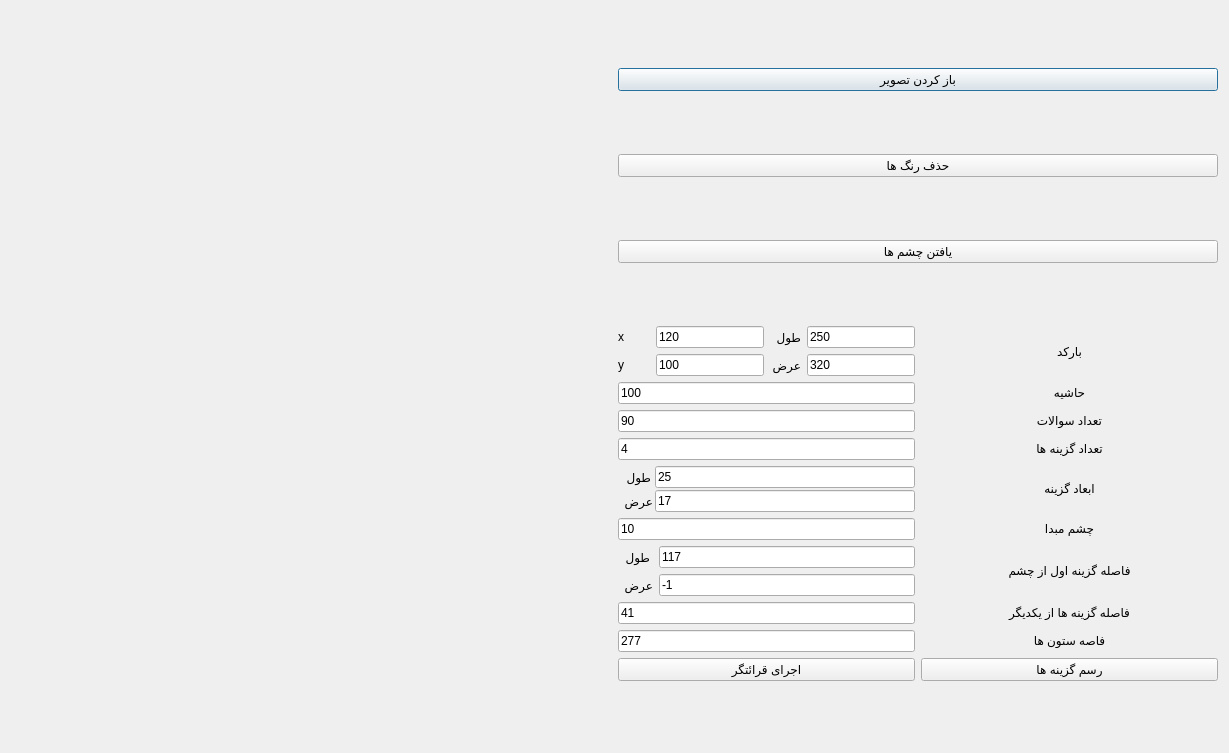
First picture: the form in createform.ui, repository pouya-codes/OMR, before the edit.
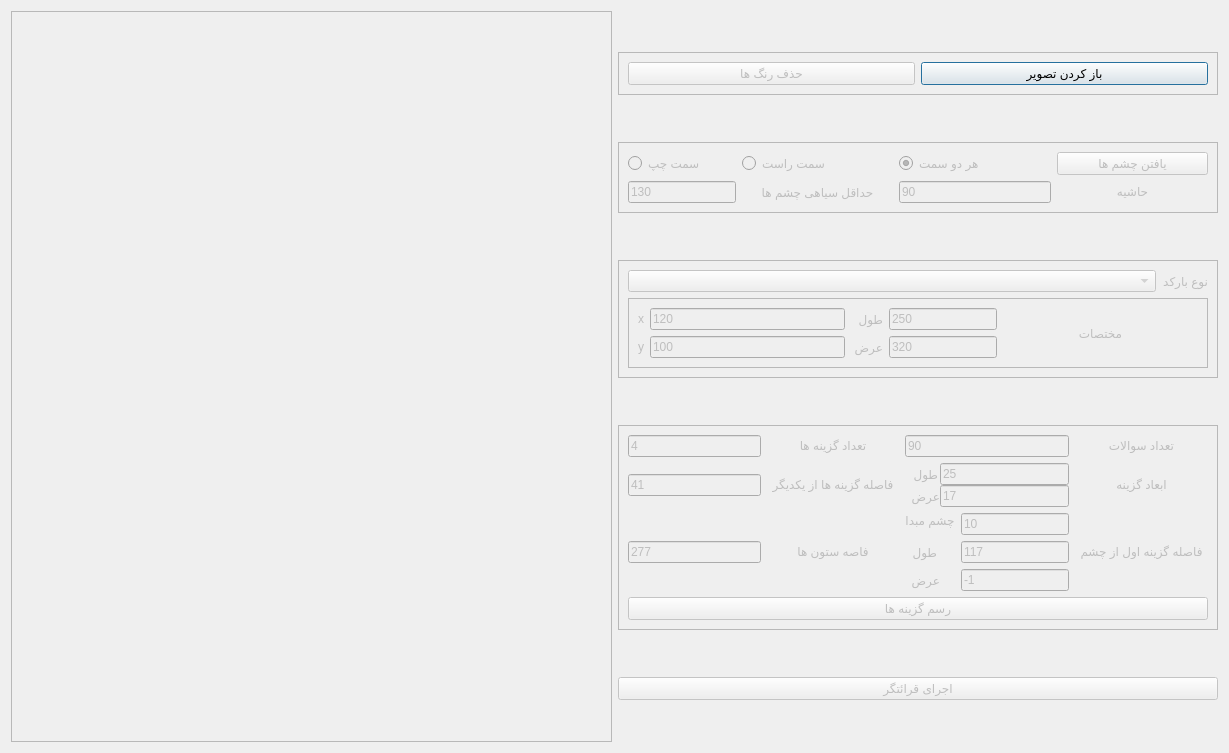
Second picture: the form after the edit.

Patch:
```diff
--- a/createform.ui
+++ b/createform.ui
@@ -10,52 +10,289 @@
     <height>753</height>
    </rect>
   </property>
+  <property name="sizePolicy">
+   <sizepolicy hsizetype="Preferred" vsizetype="Preferred">
+    <horstretch>0</horstretch>
+    <verstretch>0</verstretch>
+   </sizepolicy>
+  </property>
   <property name="windowTitle">
    <string>Dialog</string>
   </property>
   <layout class="QGridLayout" name="gridLayout">
-   <item row="0" column="0">
-    <widget class="QLabel" name="label_image">
-     <property name="sizePolicy">
-      <sizepolicy hsizetype="Preferred" vsizetype="Expanding">
-       <horstretch>0</horstretch>
-       <verstretch>0</verstretch>
-      </sizepolicy>
-     </property>
-     <property name="text">
-      <string/>
-     </property>
-    </widget>
-   </item>
    <item row="0" column="1">
     <layout class="QVBoxLayout" name="verticalLayout">
+     <property name="leftMargin">
+      <number>0</number>
+     </property>
      <item>
-      <widget class="QPushButton" name="pb_openImage">
-       <property name="text">
-        <string>باز کردن تصویر</string>
+      <widget class="QFrame" name="frame_4">
+       <property name="sizePolicy">
+        <sizepolicy hsizetype="Preferred" vsizetype="Fixed">
+         <horstretch>0</horstretch>
+         <verstretch>0</verstretch>
+        </sizepolicy>
        </property>
-      </widget>
-     </item>
+       <property name="frameShape">
+        <enum>QFrame::StyledPanel</enum>
+       </property>
+       <property name="frameShadow">
+        <enum>QFrame::Raised</enum>
+       </property>
+       <layout class="QHBoxLayout" name="horizontalLayout_2">
      <item>
       <widget class="QPushButton" name="pb_removeColors">
+          <property name="enabled">
+           <bool>false</bool>
+          </property>
        <property name="text">
         <string>حذف رنگ ها</string>
        </property>
       </widget>
      </item>
      <item>
+         <widget class="QPushButton" name="pb_openImage">
+          <property name="text">
+           <string>باز کردن تصویر</string>
+          </property>
+          <property name="default">
+           <bool>true</bool>
+          </property>
+         </widget>
+        </item>
+       </layout>
+      </widget>
+     </item>
+     <item>
+      <widget class="QFrame" name="frameEyes">
+       <property name="enabled">
+        <bool>false</bool>
+       </property>
+       <property name="sizePolicy">
+        <sizepolicy hsizetype="Preferred" vsizetype="Fixed">
+         <horstretch>0</horstretch>
+         <verstretch>0</verstretch>
+        </sizepolicy>
+       </property>
+       <property name="frameShape">
+        <enum>QFrame::StyledPanel</enum>
+       </property>
+       <property name="frameShadow">
+        <enum>QFrame::Raised</enum>
+       </property>
+       <layout class="QGridLayout" name="gridLayout_6">
+        <item row="0" column="3">
       <widget class="QPushButton" name="pb_findEyes">
        <property name="text">
         <string>یافتن چشم ها</string>
        </property>
       </widget>
      </item>
+        <item row="0" column="1">
+         <widget class="QRadioButton" name="radioButton_2">
+          <property name="text">
+           <string>سمت راست</string>
+          </property>
+         </widget>
+        </item>
+        <item row="0" column="2">
+         <widget class="QRadioButton" name="radioButton">
+          <property name="text">
+           <string>هر دو سمت </string>
+          </property>
+          <property name="checked">
+           <bool>true</bool>
+          </property>
+         </widget>
+        </item>
+        <item row="0" column="0">
+         <widget class="QRadioButton" name="radioButton_3">
+          <property name="text">
+           <string>سمت چپ</string>
+          </property>
+         </widget>
+        </item>
+        <item row="1" column="3">
+         <widget class="QLabel" name="label">
+          <property name="sizePolicy">
+           <sizepolicy hsizetype="Preferred" vsizetype="Fixed">
+            <horstretch>0</horstretch>
+            <verstretch>0</verstretch>
+           </sizepolicy>
+          </property>
+          <property name="text">
+           <string>حاشیه</string>
+          </property>
+          <property name="alignment">
+           <set>Qt::AlignCenter</set>
+          </property>
+         </widget>
+        </item>
+        <item row="1" column="2">
+         <widget class="QLineEdit" name="le_EyePad">
+          <property name="sizePolicy">
+           <sizepolicy hsizetype="Minimum" vsizetype="Fixed">
+            <horstretch>0</horstretch>
+            <verstretch>0</verstretch>
+           </sizepolicy>
+          </property>
+          <property name="text">
+           <string>90</string>
+          </property>
+         </widget>
+        </item>
+        <item row="1" column="1">
+         <widget class="QLabel" name="label_15">
+          <property name="text">
+           <string>حداقل سیاهی چشم ها</string>
+          </property>
+          <property name="alignment">
+           <set>Qt::AlignCenter</set>
+          </property>
+         </widget>
+        </item>
+        <item row="1" column="0">
+         <widget class="QLineEdit" name="lineEdit">
+          <property name="sizePolicy">
+           <sizepolicy hsizetype="Fixed" vsizetype="Fixed">
+            <horstretch>0</horstretch>
+            <verstretch>0</verstretch>
+           </sizepolicy>
+          </property>
+          <property name="text">
+           <string>130</string>
+          </property>
+         </widget>
+        </item>
+       </layout>
+      </widget>
+     </item>
      <item>
-      <layout class="QGridLayout" name="gridLayout_2">
-       <property name="sizeConstraint">
-        <enum>QLayout::SetMaximumSize</enum>
+      <widget class="QFrame" name="frameBarcode">
+       <property name="enabled">
+        <bool>false</bool>
        </property>
+       <property name="sizePolicy">
+        <sizepolicy hsizetype="Preferred" vsizetype="Fixed">
+         <horstretch>0</horstretch>
+         <verstretch>0</verstretch>
+        </sizepolicy>
+       </property>
+       <property name="frameShape">
+        <enum>QFrame::StyledPanel</enum>
+       </property>
+       <property name="frameShadow">
+        <enum>QFrame::Raised</enum>
+       </property>
+       <layout class="QGridLayout" name="gridLayout_4">
+        <item row="1" column="0" colspan="2">
+         <widget class="QFrame" name="frame_3">
+          <property name="sizePolicy">
+           <sizepolicy hsizetype="Preferred" vsizetype="Fixed">
+            <horstretch>0</horstretch>
+            <verstretch>0</verstretch>
+           </sizepolicy>
+          </property>
+          <property name="frameShape">
+           <enum>QFrame::StyledPanel</enum>
+          </property>
+          <property name="frameShadow">
+           <enum>QFrame::Raised</enum>
+          </property>
+          <layout class="QGridLayout" name="gridLayout_5">
+           <item row="0" column="2">
+            <widget class="QLabel" name="label_12">
+             <property name="sizePolicy">
+              <sizepolicy hsizetype="Fixed" vsizetype="Preferred">
+               <horstretch>0</horstretch>
+               <verstretch>0</verstretch>
+              </sizepolicy>
+             </property>
+             <property name="text">
+              <string>طول  </string>
+             </property>
+            </widget>
+           </item>
+           <item row="1" column="1">
+            <widget class="QLineEdit" name="le_barcode_y">
+             <property name="sizePolicy">
+              <sizepolicy hsizetype="Minimum" vsizetype="Fixed">
+               <horstretch>0</horstretch>
+               <verstretch>0</verstretch>
+              </sizepolicy>
+             </property>
+             <property name="text">
+              <string>100</string>
+             </property>
+            </widget>
+           </item>
+           <item row="1" column="2">
+            <widget class="QLabel" name="label_13">
+             <property name="text">
+              <string>عرض </string>
+             </property>
+            </widget>
+           </item>
+           <item row="1" column="3">
+            <widget class="QLineEdit" name="le_barcode_width">
+             <property name="sizePolicy">
+              <sizepolicy hsizetype="Minimum" vsizetype="Fixed">
+               <horstretch>0</horstretch>
+               <verstretch>0</verstretch>
+              </sizepolicy>
+             </property>
+             <property name="text">
+              <string>320</string>
+             </property>
+            </widget>
+           </item>
+           <item row="0" column="3">
+            <widget class="QLineEdit" name="le_barcode_height">
+             <property name="sizePolicy">
+              <sizepolicy hsizetype="Fixed" vsizetype="Fixed">
+               <horstretch>0</horstretch>
+               <verstretch>0</verstretch>
+              </sizepolicy>
+             </property>
+             <property name="text">
+              <string>250</string>
+             </property>
+            </widget>
+           </item>
        <item row="0" column="1">
+            <widget class="QLineEdit" name="le_barcode_x">
+             <property name="sizePolicy">
+              <sizepolicy hsizetype="Minimum" vsizetype="Fixed">
+               <horstretch>0</horstretch>
+               <verstretch>0</verstretch>
+              </sizepolicy>
+             </property>
+             <property name="text">
+              <string>120</string>
+             </property>
+            </widget>
+           </item>
+           <item row="1" column="0">
+            <widget class="QLabel" name="label_11">
+             <property name="text">
+              <string>y</string>
+             </property>
+            </widget>
+           </item>
+           <item row="0" column="0">
+            <widget class="QLabel" name="label_6">
+             <property name="sizePolicy">
+              <sizepolicy hsizetype="Fixed" vsizetype="Preferred">
+               <horstretch>0</horstretch>
+               <verstretch>0</verstretch>
+              </sizepolicy>
+             </property>
+             <property name="text">
+              <string>x</string>
+             </property>
+            </widget>
+           </item>
+           <item row="0" column="4" rowspan="2">
         <widget class="QLabel" name="label_3">
          <property name="sizePolicy">
           <sizepolicy hsizetype="Preferred" vsizetype="Preferred">
@@ -64,31 +301,55 @@
           </sizepolicy>
          </property>
          <property name="text">
-          <string>بارکد</string>
+              <string>مختصات</string>
          </property>
          <property name="alignment">
           <set>Qt::AlignCenter</set>
          </property>
         </widget>
        </item>
-       <item row="7" column="1">
-        <widget class="QLabel" name="label_7">
+          </layout>
+         </widget>
+        </item>
+        <item row="0" column="1">
+         <widget class="QLabel" name="label_14">
          <property name="sizePolicy">
-          <sizepolicy hsizetype="Preferred" vsizetype="Fixed">
+           <sizepolicy hsizetype="Fixed" vsizetype="Preferred">
            <horstretch>0</horstretch>
            <verstretch>0</verstretch>
           </sizepolicy>
          </property>
          <property name="text">
-          <string>فاصله گزینه اول از چشم</string>
-         </property>
-         <property name="alignment">
-          <set>Qt::AlignCenter</set>
-         </property>
-        </widget>
-       </item>
-       <item row="6" column="0">
-        <widget class="QLineEdit" name="le_refrenceEye">
+           <string>نوع بارکد</string>
+          </property>
+         </widget>
+        </item>
+        <item row="0" column="0">
+         <widget class="QComboBox" name="comboBoxBarcode"/>
+        </item>
+       </layout>
+      </widget>
+     </item>
+     <item>
+      <widget class="QFrame" name="frameQuestions">
+       <property name="enabled">
+        <bool>false</bool>
+       </property>
+       <property name="sizePolicy">
+        <sizepolicy hsizetype="Preferred" vsizetype="Fixed">
+         <horstretch>0</horstretch>
+         <verstretch>0</verstretch>
+        </sizepolicy>
+       </property>
+       <property name="frameShape">
+        <enum>QFrame::StyledPanel</enum>
+       </property>
+       <property name="frameShadow">
+        <enum>QFrame::Raised</enum>
+       </property>
+       <layout class="QGridLayout" name="gridLayout_3">
+        <item row="2" column="0">
+         <widget class="QLineEdit" name="le_distanceChoiceChoice">
          <property name="sizePolicy">
           <sizepolicy hsizetype="Minimum" vsizetype="Fixed">
            <horstretch>0</horstretch>
@@ -96,12 +357,12 @@
           </sizepolicy>
          </property>
          <property name="text">
-          <string>10</string>
+           <string>41</string>
          </property>
         </widget>
        </item>
-       <item row="8" column="1">
-        <widget class="QLabel" name="label_8">
+        <item row="0" column="3">
+         <widget class="QLabel" name="label_4">
          <property name="sizePolicy">
           <sizepolicy hsizetype="Preferred" vsizetype="Fixed">
            <horstretch>0</horstretch>
@@ -109,21 +370,46 @@
           </sizepolicy>
          </property>
          <property name="text">
-          <string>فاصله گزینه ها از یکدیگر</string>
+           <string>تعداد سوالات</string>
          </property>
          <property name="alignment">
           <set>Qt::AlignCenter</set>
          </property>
         </widget>
        </item>
-       <item row="10" column="1">
-        <widget class="QPushButton" name="pushButton">
+        <item row="0" column="1">
+         <widget class="QLabel" name="label_5">
+          <property name="sizePolicy">
+           <sizepolicy hsizetype="Preferred" vsizetype="Fixed">
+            <horstretch>0</horstretch>
+            <verstretch>0</verstretch>
+           </sizepolicy>
+          </property>
          <property name="text">
-          <string>رسم گزینه ها</string>
-         </property>
-        </widget>
-       </item>
-       <item row="9" column="0">
+           <string>تعداد گزینه ها</string>
+          </property>
+          <property name="alignment">
+           <set>Qt::AlignCenter</set>
+          </property>
+         </widget>
+        </item>
+        <item row="3" column="1">
+         <widget class="QLabel" name="label_10">
+          <property name="sizePolicy">
+           <sizepolicy hsizetype="Preferred" vsizetype="Fixed">
+            <horstretch>0</horstretch>
+            <verstretch>0</verstretch>
+           </sizepolicy>
+          </property>
+          <property name="text">
+           <string>فاصه ستون ها</string>
+          </property>
+          <property name="alignment">
+           <set>Qt::AlignCenter</set>
+          </property>
+         </widget>
+        </item>
+        <item row="3" column="0">
         <widget class="QLineEdit" name="le_distanceColumns">
          <property name="sizePolicy">
           <sizepolicy hsizetype="Minimum" vsizetype="Fixed">
@@ -136,8 +422,8 @@
          </property>
         </widget>
        </item>
-       <item row="6" column="1">
-        <widget class="QLabel" name="label_2">
+        <item row="2" column="1">
+         <widget class="QLabel" name="label_8">
          <property name="sizePolicy">
           <sizepolicy hsizetype="Preferred" vsizetype="Fixed">
            <horstretch>0</horstretch>
@@ -145,14 +431,30 @@
           </sizepolicy>
          </property>
          <property name="text">
-          <string>چشم مبدا</string>
+           <string>فاصله گزینه ها از یکدیگر</string>
          </property>
          <property name="alignment">
           <set>Qt::AlignCenter</set>
          </property>
         </widget>
        </item>
-       <item row="5" column="1">
+        <item row="3" column="3">
+         <widget class="QLabel" name="label_7">
+          <property name="sizePolicy">
+           <sizepolicy hsizetype="Preferred" vsizetype="Fixed">
+            <horstretch>0</horstretch>
+            <verstretch>0</verstretch>
+           </sizepolicy>
+          </property>
+          <property name="text">
+           <string>فاصله گزینه اول از چشم</string>
+          </property>
+          <property name="alignment">
+           <set>Qt::AlignCenter</set>
+          </property>
+         </widget>
+        </item>
+        <item row="2" column="3">
         <widget class="QLabel" name="label_9">
          <property name="sizePolicy">
           <sizepolicy hsizetype="Preferred" vsizetype="Fixed">
@@ -168,7 +470,92 @@
          </property>
         </widget>
        </item>
-       <item row="5" column="0">
+        <item row="3" column="2">
+         <layout class="QFormLayout" name="formLayout_6">
+          <item row="0" column="0">
+           <widget class="QLabel" name="label_2">
+            <property name="sizePolicy">
+             <sizepolicy hsizetype="Fixed" vsizetype="Fixed">
+              <horstretch>0</horstretch>
+              <verstretch>0</verstretch>
+             </sizepolicy>
+            </property>
+            <property name="text">
+             <string>چشم مبدا</string>
+            </property>
+            <property name="alignment">
+             <set>Qt::AlignCenter</set>
+            </property>
+           </widget>
+          </item>
+          <item row="0" column="1">
+           <widget class="QLineEdit" name="le_refrenceEye">
+            <property name="sizePolicy">
+             <sizepolicy hsizetype="Fixed" vsizetype="Fixed">
+              <horstretch>0</horstretch>
+              <verstretch>0</verstretch>
+             </sizepolicy>
+            </property>
+            <property name="text">
+             <string>10</string>
+            </property>
+           </widget>
+          </item>
+          <item row="1" column="0">
+           <widget class="QLabel" name="Label_3">
+            <property name="sizePolicy">
+             <sizepolicy hsizetype="Fixed" vsizetype="Preferred">
+              <horstretch>0</horstretch>
+              <verstretch>0</verstretch>
+             </sizepolicy>
+            </property>
+            <property name="text">
+             <string>طول  </string>
+            </property>
+           </widget>
+          </item>
+          <item row="1" column="1">
+           <widget class="QLineEdit" name="le_distanceRefwidth">
+            <property name="sizePolicy">
+             <sizepolicy hsizetype="Fixed" vsizetype="Fixed">
+              <horstretch>0</horstretch>
+              <verstretch>0</verstretch>
+             </sizepolicy>
+            </property>
+            <property name="text">
+             <string>117</string>
+            </property>
+           </widget>
+          </item>
+          <item row="2" column="0">
+           <widget class="QLabel" name="Label_4">
+            <property name="sizePolicy">
+             <sizepolicy hsizetype="Fixed" vsizetype="Preferred">
+              <horstretch>0</horstretch>
+              <verstretch>0</verstretch>
+             </sizepolicy>
+            </property>
+            <property name="text">
+             <string>عرض  </string>
+            </property>
+           </widget>
+          </item>
+          <item row="2" column="1">
+           <widget class="QLineEdit" name="le_distanceRefHeight">
+            <property name="sizePolicy">
+             <sizepolicy hsizetype="Fixed" vsizetype="Fixed">
+              <horstretch>0</horstretch>
+              <verstretch>0</verstretch>
+             </sizepolicy>
+            </property>
+            <property name="text">
+             <string>-1</string>
+            </property>
+           </widget>
+          </item>
+         </layout>
+        </item>
+        <item row="2" column="2">
         <layout class="QFormLayout" name="formLayout_2">
          <property name="sizeConstraint">
           <enum>QLayout::SetMinimumSize</enum>
@@ -186,24 +573,11 @@
           <set>Qt::AlignCenter</set>
          </property>
          <property name="horizontalSpacing">
-          <number>2</number>
+           <number>0</number>
          </property>
          <property name="verticalSpacing">
-          <number>2</number>
-         </property>
-         <item row="0" column="0">
-          <widget class="QLabel" name="Label">
-           <property name="sizePolicy">
-            <sizepolicy hsizetype="Fixed" vsizetype="Preferred">
-             <horstretch>0</horstretch>
-             <verstretch>0</verstretch>
-            </sizepolicy>
-           </property>
-           <property name="text">
-            <string>طول  </string>
-           </property>
-          </widget>
-         </item>
+           <number>0</number>
+          </property>
          <item row="1" column="0">
           <widget class="QLabel" name="Label_2">
            <property name="sizePolicy">
@@ -230,6 +604,19 @@
            </property>
           </widget>
          </item>
+          <item row="0" column="0">
+           <widget class="QLabel" name="Label">
+            <property name="sizePolicy">
+             <sizepolicy hsizetype="Fixed" vsizetype="Preferred">
+              <horstretch>0</horstretch>
+              <verstretch>0</verstretch>
+             </sizepolicy>
+            </property>
+            <property name="text">
+             <string>طول  </string>
+            </property>
+           </widget>
+          </item>
          <item row="0" column="1">
           <widget class="QLineEdit" name="le_choiceWidth">
            <property name="sizePolicy">
@@ -245,36 +632,7 @@
          </item>
         </layout>
        </item>
-       <item row="3" column="1">
-        <widget class="QLabel" name="label_5">
-         <property name="sizePolicy">
-          <sizepolicy hsizetype="Preferred" vsizetype="Fixed">
-           <horstretch>0</horstretch>
-           <verstretch>0</verstretch>
-          </sizepolicy>
-         </property>
-         <property name="text">
-          <string>تعداد گزینه ها</string>
-         </property>
-         <property name="alignment">
-          <set>Qt::AlignCenter</set>
-         </property>
-        </widget>
-       </item>
-       <item row="8" column="0">
-        <widget class="QLineEdit" name="le_distanceChoiceChoice">
-         <property name="sizePolicy">
-          <sizepolicy hsizetype="Minimum" vsizetype="Fixed">
-           <horstretch>0</horstretch>
-           <verstretch>0</verstretch>
-          </sizepolicy>
-         </property>
-         <property name="text">
-          <string>41</string>
-         </property>
-        </widget>
-       </item>
-       <item row="2" column="0">
+        <item row="0" column="2">
         <widget class="QLineEdit" name="le_numberOfquestions">
          <property name="sizePolicy">
           <sizepolicy hsizetype="Minimum" vsizetype="Fixed">
@@ -287,39 +645,7 @@
          </property>
         </widget>
        </item>
-       <item row="2" column="1">
-        <widget class="QLabel" name="label_4">
-         <property name="sizePolicy">
-          <sizepolicy hsizetype="Preferred" vsizetype="Fixed">
-           <horstretch>0</horstretch>
-           <verstretch>0</verstretch>
-          </sizepolicy>
-         </property>
-         <property name="text">
-          <string>تعداد سوالات</string>
-         </property>
-         <property name="alignment">
-          <set>Qt::AlignCenter</set>
-         </property>
-        </widget>
-       </item>
-       <item row="1" column="1">
-        <widget class="QLabel" name="label">
-         <property name="sizePolicy">
-          <sizepolicy hsizetype="Preferred" vsizetype="Fixed">
-           <horstretch>0</horstretch>
-           <verstretch>0</verstretch>
-          </sizepolicy>
-         </property>
-         <property name="text">
-          <string>حاشیه</string>
-         </property>
-         <property name="alignment">
-          <set>Qt::AlignCenter</set>
-         </property>
-        </widget>
-       </item>
-       <item row="3" column="0">
+        <item row="0" column="0">
         <widget class="QLineEdit" name="le_numberOfChoices">
          <property name="sizePolicy">
           <sizepolicy hsizetype="Minimum" vsizetype="Fixed">
@@ -332,173 +658,71 @@
          </property>
         </widget>
        </item>
-       <item row="10" column="0">
+        <item row="4" column="0" colspan="4">
+         <widget class="QPushButton" name="pushButton">
+          <property name="sizePolicy">
+           <sizepolicy hsizetype="Minimum" vsizetype="Fixed">
+            <horstretch>0</horstretch>
+            <verstretch>0</verstretch>
+           </sizepolicy>
+          </property>
+          <property name="text">
+           <string>رسم گزینه ها</string>
+          </property>
+         </widget>
+        </item>
+       </layout>
+      </widget>
+     </item>
+     <item>
+      <layout class="QGridLayout" name="gridLayout_2">
+       <property name="sizeConstraint">
+        <enum>QLayout::SetMaximumSize</enum>
+       </property>
+       <item row="9" column="0">
         <widget class="QPushButton" name="pushButton_2">
+         <property name="enabled">
+          <bool>false</bool>
+         </property>
          <property name="text">
           <string>اجرای قرائتگر</string>
          </property>
         </widget>
        </item>
-       <item row="1" column="0">
-        <widget class="QLineEdit" name="le_EyePad">
-         <property name="sizePolicy">
-          <sizepolicy hsizetype="Minimum" vsizetype="Fixed">
-           <horstretch>0</horstretch>
-           <verstretch>0</verstretch>
-          </sizepolicy>
-         </property>
-         <property name="text">
-          <string>100</string>
-         </property>
-        </widget>
-       </item>
-       <item row="9" column="1">
-        <widget class="QLabel" name="label_10">
-         <property name="sizePolicy">
-          <sizepolicy hsizetype="Preferred" vsizetype="Fixed">
-           <horstretch>0</horstretch>
-           <verstretch>0</verstretch>
-          </sizepolicy>
-         </property>
-         <property name="text">
-          <string>فاصه ستون ها</string>
-         </property>
-         <property name="alignment">
-          <set>Qt::AlignCenter</set>
-         </property>
-        </widget>
-       </item>
-       <item row="7" column="0">
-        <layout class="QFormLayout" name="formLayout_6">
-         <item row="0" column="0">
-          <widget class="QLabel" name="Label_3">
-           <property name="text">
-            <string>طول  </string>
-           </property>
-          </widget>
-         </item>
-         <item row="0" column="1">
-          <widget class="QLineEdit" name="le_distanceRefwidth">
-           <property name="sizePolicy">
-            <sizepolicy hsizetype="Minimum" vsizetype="Fixed">
-             <horstretch>0</horstretch>
-             <verstretch>0</verstretch>
-            </sizepolicy>
-           </property>
-           <property name="text">
-            <string>117</string>
-           </property>
-          </widget>
-         </item>
-         <item row="1" column="0">
-          <widget class="QLabel" name="Label_4">
-           <property name="text">
-            <string>عرض  </string>
-           </property>
-          </widget>
-         </item>
-         <item row="1" column="1">
-          <widget class="QLineEdit" name="le_distanceRefHeight">
-           <property name="sizePolicy">
-            <sizepolicy hsizetype="Minimum" vsizetype="Fixed">
-             <horstretch>0</horstretch>
-             <verstretch>0</verstretch>
-            </sizepolicy>
-           </property>
-           <property name="text">
-            <string>-1</string>
-           </property>
-          </widget>
-         </item>
+      </layout>
+     </item>
         </layout>
        </item>
        <item row="0" column="0">
-        <layout class="QGridLayout" name="gridLayout_3">
-         <item row="1" column="0">
-          <widget class="QLabel" name="label_6">
-           <property name="text">
-            <string>x</string>
-           </property>
-          </widget>
-         </item>
-         <item row="2" column="1">
-          <widget class="QLineEdit" name="le_barcode_y">
+    <widget class="QFrame" name="frame_6">
            <property name="sizePolicy">
-            <sizepolicy hsizetype="Minimum" vsizetype="Fixed">
+      <sizepolicy hsizetype="Preferred" vsizetype="Preferred">
              <horstretch>0</horstretch>
              <verstretch>0</verstretch>
             </sizepolicy>
            </property>
-           <property name="text">
-            <string>100</string>
-           </property>
-          </widget>
-         </item>
-         <item row="2" column="0">
-          <widget class="QLabel" name="label_11">
-           <property name="text">
-            <string>y</string>
-           </property>
-          </widget>
-         </item>
-         <item row="1" column="1">
-          <widget class="QLineEdit" name="le_barcode_x">
+     <property name="frameShape">
+      <enum>QFrame::StyledPanel</enum>
+     </property>
+     <property name="frameShadow">
+      <enum>QFrame::Raised</enum>
+     </property>
+     <layout class="QHBoxLayout" name="horizontalLayout_3">
+      <item>
+       <widget class="QLabel" name="label_image">
            <property name="sizePolicy">
-            <sizepolicy hsizetype="Minimum" vsizetype="Fixed">
+         <sizepolicy hsizetype="Preferred" vsizetype="Expanding">
              <horstretch>0</horstretch>
              <verstretch>0</verstretch>
             </sizepolicy>
            </property>
            <property name="text">
-            <string>120</string>
+         <string/>
            </property>
           </widget>
          </item>
-         <item row="1" column="2">
-          <widget class="QLabel" name="label_12">
-           <property name="text">
-            <string>طول</string>
-           </property>
-          </widget>
-         </item>
-         <item row="1" column="3">
-          <widget class="QLineEdit" name="le_barcode_height">
-           <property name="sizePolicy">
-            <sizepolicy hsizetype="Fixed" vsizetype="Fixed">
-             <horstretch>0</horstretch>
-             <verstretch>0</verstretch>
-            </sizepolicy>
-           </property>
-           <property name="text">
-            <string>250</string>
-           </property>
-          </widget>
-         </item>
-         <item row="2" column="2">
-          <widget class="QLabel" name="label_13">
-           <property name="text">
-            <string>عرض</string>
-           </property>
-          </widget>
-         </item>
-         <item row="2" column="3">
-          <widget class="QLineEdit" name="le_barcode_width">
-           <property name="sizePolicy">
-            <sizepolicy hsizetype="Minimum" vsizetype="Fixed">
-             <horstretch>0</horstretch>
-             <verstretch>0</verstretch>
-            </sizepolicy>
-           </property>
-           <property name="text">
-            <string>320</string>
-           </property>
-          </widget>
-         </item>
-        </layout>
-       </item>
-      </layout>
-     </item>
-    </layout>
+     </layout>
+    </widget>
    </item>
   </layout>
  </widget>
```
Lines whose indentation alone changed are shown as unchanged.
